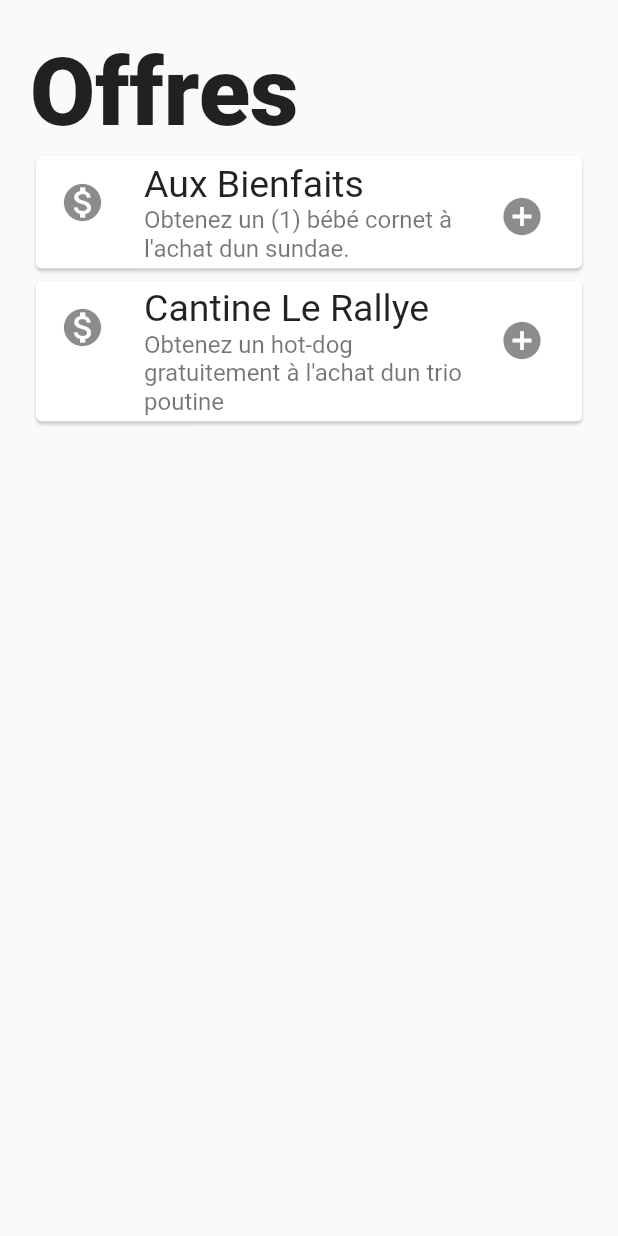
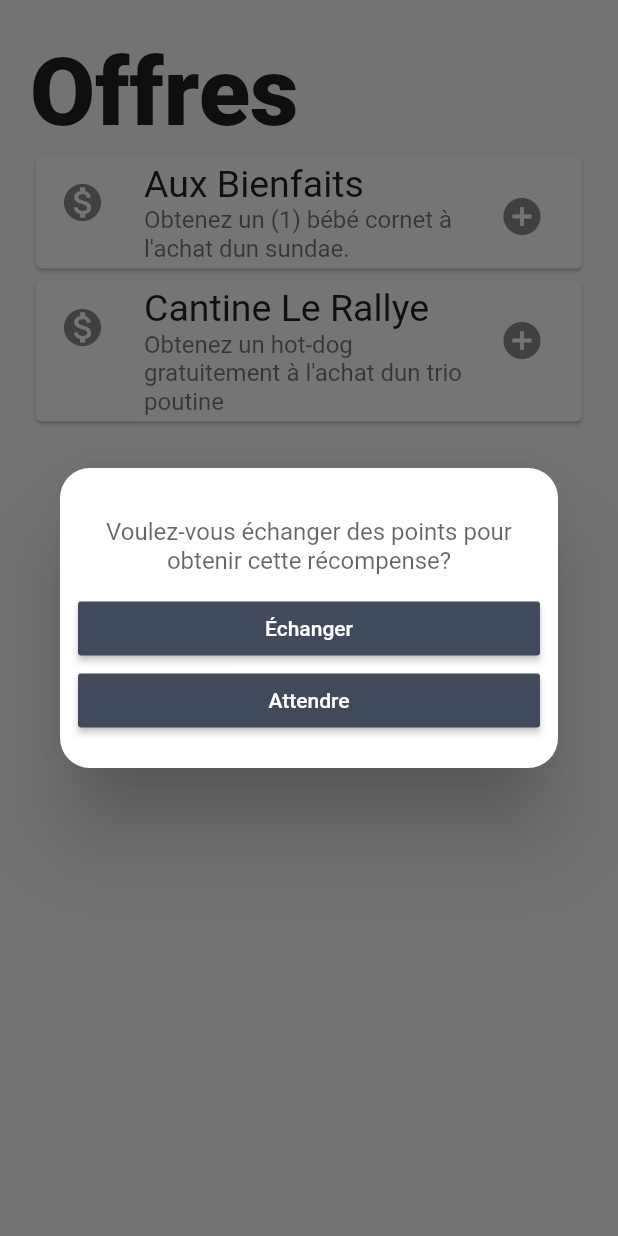
Before and after one commit to Sirmyself/HackQC2020, a Flutter app: the Offre screen opened by its route, after a tap on the "add circle" icon, on a phone screen of 412 x 824 dp. Run offline on Flutter 3.47's test engine with Material 2 defaults, Android fonts, the light colour scheme and no system bars; our stand-ins replace google_maps_flutter, line_icons.

Commit message:
Ajout popup échange de point

```diff
--- a/parcoursa/lib/offre.dart
+++ b/parcoursa/lib/offre.dart
@@ -9,26 +9,32 @@
   }
 }
 
-Widget _myListView(BuildContext context) {
-  final titres = ['Aux Bienfaits', 'Cantine Le Rallye'];
-  final soustitres = ['Obtenez un (1) bébé cornet à l\'achat d''un sundae.', 'Obtenez un hot-dog gratuitement à l\'achat d''un trio poutine'];
+// Widget _myListView(BuildContext context) {
+//   final titres = ['Aux Bienfaits', 'Cantine Le Rallye'];
+//   final soustitres = ['Obtenez un (1) bébé cornet à l\'achat d''un sundae.', 'Obtenez un hot-dog gratuitement à l\'achat d''un trio poutine'];
 
-  final icons = [Icons.monetization_on, Icons.monetization_on];
+//   final icons = [Icons.monetization_on, Icons.monetization_on];
 
-  return ListView.builder(
-    itemCount: titres.length,
-    itemBuilder: (context, index) {
-      return Card( //                           <-- Card widget
-        child: ListTile(
-          leading: Icon(icons[index], size: 30,),
-          title: Text(titres[index], style: TextStyle(fontSize: 25)),
-          trailing: IconButton(icon: Icon(Icons.add_circle, size: 30), onPressed: () {}),
-          subtitle: Text(soustitres[index], style: TextStyle(fontSize: 16))
-        ),
-      );
-    },
-  );
-}
+//   return ListView.builder(
+//     itemCount: titres.length,
+//     itemBuilder: (context, index) {
+//       return Card( //                           <-- Card widget
+//         child: ListTile(
+//           leading: Icon(icons[index], size: 30,),
+//           title: Text(titres[index], style: TextStyle(fontSize: 25)),
+//           trailing: IconButton(icon: Icon(Icons.add_circle, size: 30), onPressed: () {
+//             setState(() {
+//               titres.removeAt(index);
+//               soustitres.removeAt(index);
+//               icons.removeAt(index);
+//             });
+//           }),
+//           subtitle: Text(soustitres[index], style: TextStyle(fontSize: 16))
+//         ),
+//       );
+//     },
+//   );
+// }
 
 class _OffreState extends State<Offre> {
   @override
@@ -55,10 +61,106 @@
           ),
           Padding(
             padding: EdgeInsets.fromLTRB(10.0, 100.0, 10.0, 0),
-            child: _myListView(context)
+            child: BodyLayout()
           ),
         ],
       ),
     ));
   }
 }
+
+class BodyLayout extends StatefulWidget {
+      @override
+      BodyLayoutState createState() {
+        return new BodyLayoutState();
+      }
+    }
+
+class BodyLayoutState extends State<BodyLayout> {
+
+  final titres = ['Aux Bienfaits', 'Cantine Le Rallye'];
+  final soustitres = ['Obtenez un (1) bébé cornet à l\'achat d''un sundae.', 'Obtenez un hot-dog gratuitement à l\'achat d''un trio poutine'];
+  final icons = [Icons.monetization_on, Icons.monetization_on];
+
+  @override
+  Widget build(BuildContext context) {
+    return _myListView();
+  }
+
+  Widget _myListView() {
+    return ListView.builder(
+      itemCount: titres.length,
+      itemBuilder: (context, index) {
+        return Card( //                           <-- Card widget
+          child: ListTile(
+            leading: Icon(icons[index], size: 30,),
+            title: Text(titres[index], style: TextStyle(fontSize: 25)),
+            trailing: IconButton(icon: Icon(Icons.add_circle, size: 30), onPressed: () {
+              // setState(() {
+              //   titres.removeAt(index);
+              //   soustitres.removeAt(index);
+              //   icons.removeAt(index);
+              showDialog(
+                context: context,
+                builder: (BuildContext context) {
+                  return Dialog(
+                    shape: RoundedRectangleBorder(
+                        borderRadius:
+                            BorderRadius.circular(20.0)), //this right here
+                    child: Container(
+                      height: 200,
+                      child: Padding(
+                        padding: const EdgeInsets.all(12.0),
+                        child: Column(
+                          mainAxisAlignment: MainAxisAlignment.center,
+                          crossAxisAlignment: CrossAxisAlignment.start,
+                          children: [
+                            TextField(
+                              decoration: InputDecoration(
+                                  border: InputBorder.none,
+                                  hintText: 'Voulez-vous échanger des points pour obtenir cette récompense?'),
+                                  textAlign: TextAlign.center,
+                                  maxLines: 2,
+                            ),
+                            SizedBox(
+                              width: 320.0,
+                              child: RaisedButton(
+                                onPressed: () {
+                                  setState(() {
+                                    titres.removeAt(index);
+                                    soustitres.removeAt(index);
+                                    icons.removeAt(index);});
+                                    Navigator.of(context).pop();},
+                                child: Text(
+                                  "Échanger",
+                                  style: TextStyle(color: Colors.white),
+                                ),
+                                color: const Color(0xFF404A5C),
+                              ),
+                            ),
+                            SizedBox(
+                              width: 320.0,
+                              child: RaisedButton(
+                                onPressed: () {
+                                    Navigator.of(context).pop();},
+                                child: Text(
+                                  "Attendre",
+                                  style: TextStyle(color: Colors.white),
+                                ),
+                                color: const Color(0xFF404A5C),
+                              ),
+                            )
+                          ],
+                        ),
+                      ),
+                    ),
+                  );
+              });
+            }),
+            subtitle: Text(soustitres[index], style: TextStyle(fontSize: 16))
+          ),
+        );
+      },
+    );
+  }
+}
```
